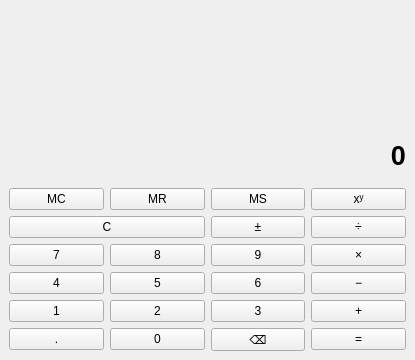
Before: the Qt Designer form calculator/submission/mainwindow.ui in eperesite/cpp-calculator, drawn with Qt 5.
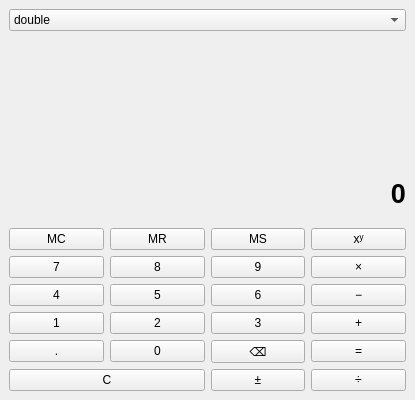
After: the same form once the commit is applied.

What changed in the file:
```diff
--- a/calculator/submission/mainwindow.ui
+++ b/calculator/submission/mainwindow.ui
@@ -7,7 +7,7 @@
     <x>0</x>
     <y>0</y>
     <width>415</width>
-    <height>360</height>
+    <height>400</height>
    </rect>
   </property>
   <property name="windowTitle">
@@ -16,23 +16,62 @@
   <widget class="QWidget" name="centralwidget">
    <layout class="QGridLayout" name="gridLayout">
     <item row="0" column="0" colspan="4">
-     <widget class="QLabel" name="l_memory">
+     <widget class="QComboBox" name="cmb_controller">
+      <item>
       <property name="text">
-       <string/>
-      </property>
+        <string>double</string>
+       </property>
+      </item>
+      <item>
+       <property name="text">
+        <string>float</string>
+       </property>
+      </item>
+      <item>
+       <property name="text">
+        <string>uint8_t</string>
+       </property>
+      </item>
+      <item>
+       <property name="text">
+        <string>int</string>
+       </property>
+      </item>
+      <item>
+       <property name="text">
+        <string>int64_t</string>
+       </property>
+      </item>
+      <item>
+       <property name="text">
+        <string>size_t</string>
+       </property>
+      </item>
+      <item>
+       <property name="text">
+        <string>Rational</string>
+       </property>
+      </item>
      </widget>
     </item>
     <item row="1" column="0" colspan="4">
-     <widget class="QLabel" name="l_formula">
+     <widget class="QLabel" name="l_memory">
       <property name="text">
        <string/>
       </property>
-      <property name="alignment">
-       <set>Qt::AlignmentFlag::AlignRight|Qt::AlignmentFlag::AlignTrailing|Qt::AlignmentFlag::AlignVCenter</set>
-      </property>
      </widget>
     </item>
     <item row="2" column="0" colspan="4">
+     <widget class="QLabel" name="l_formula">
+      <property name="text">
+       <string/>
+      </property>
+      <property name="alignment">
+       <set>Qt::AlignmentFlag::AlignRight|Qt::AlignmentFlag::AlignTrailing|Qt::AlignmentFlag::AlignVCenter</set>
+      </property>
+     </widget>
+    </item>
+    <item row="3" column="0" colspan="4">
      <widget class="QLabel" name="l_result">
       <property name="font">
        <font>
@@ -48,28 +87,28 @@
       </property>
      </widget>
     </item>
-    <item row="3" column="0">
+    <item row="4" column="0">
      <widget class="QPushButton" name="btnMC">
       <property name="text">
        <string>MC</string>
       </property>
      </widget>
     </item>
-    <item row="3" column="1">
+    <item row="4" column="1">
      <widget class="QPushButton" name="btnMR">
       <property name="text">
        <string>MR</string>
       </property>
      </widget>
     </item>
-    <item row="3" column="2">
+    <item row="4" column="2">
      <widget class="QPushButton" name="btnMS">
       <property name="text">
        <string>MS</string>
       </property>
      </widget>
     </item>
-    <item row="3" column="3">
+    <item row="4" column="3">
      <widget class="QPushButton" name="btnPow">
       <property name="text">
        <string>xʸ</string>
@@ -188,21 +227,21 @@
       </property>
      </widget>
     </item>
-    <item row="4" column="3">
+    <item row="9" column="3">
      <widget class="QPushButton" name="btnDiv">
       <property name="text">
        <string>÷</string>
       </property>
      </widget>
     </item>
-    <item row="4" column="2">
+    <item row="9" column="2">
      <widget class="QPushButton" name="btnSign">
       <property name="text">
        <string>±</string>
       </property>
      </widget>
     </item>
-    <item row="4" column="0" colspan="2">
+    <item row="9" column="0" colspan="2">
      <widget class="QPushButton" name="btnClear">
       <property name="text">
        <string>C</string>
```
Left out of the diff: 2 changed lines with no effect on the pictures. Lines whose indentation alone changed are shown as unchanged.
